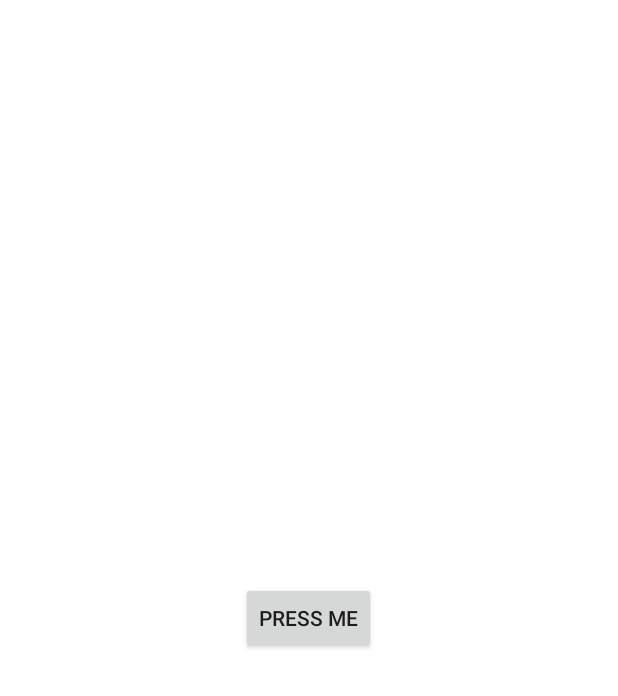
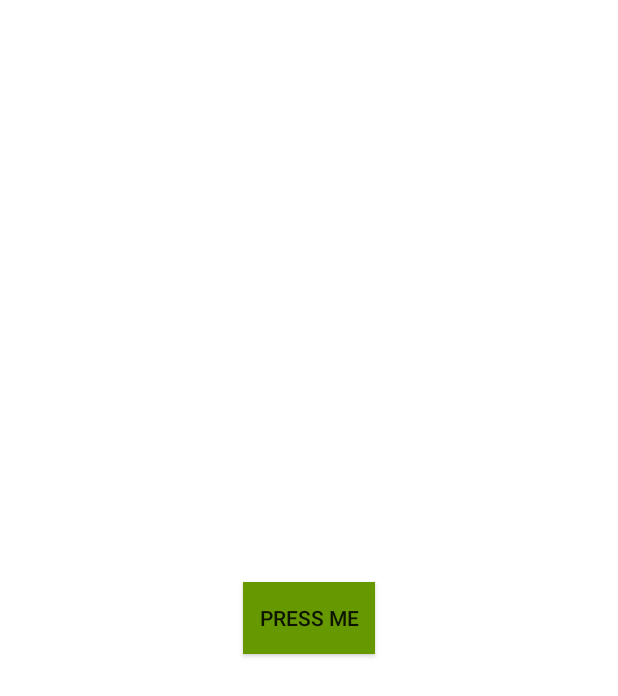
Before and after one commit to AleksDerkach/RDeams, an Android app: the screen it shows after launch (MainActivity), on a phone screen of 412 x 824 dp. Shown: the top 696 px of the screen. Run offline under Robolectric (Android 15) with nearby library versions, the phone set to English and light mode, and no system bars.

Commit message:
new color btn

```diff
--- a/app/src/main/res/layout/main_layout.xml
+++ b/app/src/main/res/layout/main_layout.xml
@@ -9,7 +9,8 @@
         android:id="@+id/button"
         android:layout_width="wrap_content"
         android:layout_height="wrap_content"
-        android:text="press me" />
+        android:text="press me"
+        android:background="#ff669900"/>
 
 
 </LinearLayout>
```
